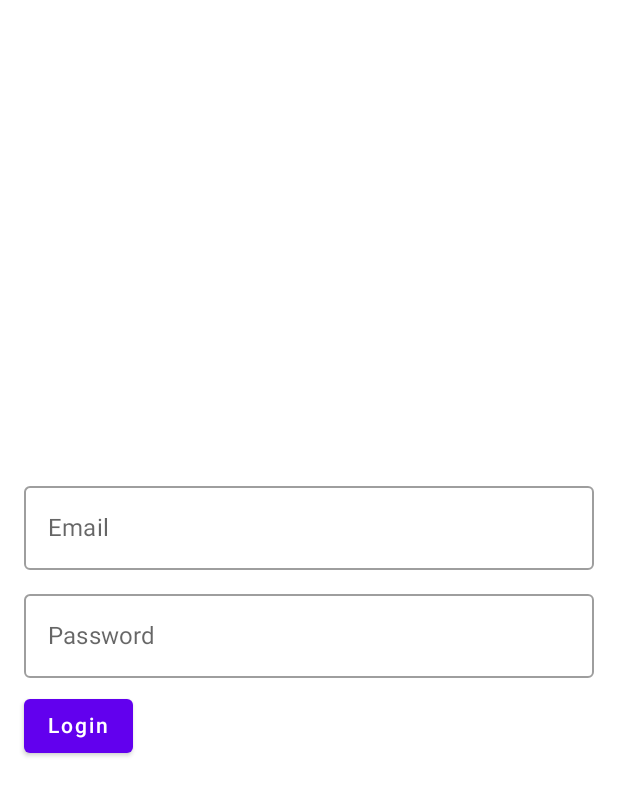
After one commit to ivinjabraham/terrace, an Android app built with Jetpack Compose: the composable NavigationGraph shown on its own in the app's theme, on a phone screen of 412 x 824 dp. The commit adds this screen. Shown: the top 796 px of the screen. Run offline under Robolectric (Android 15) with nearby library versions, the phone set to English and light mode, and no system bars.

Commit message:
navigation

```diff
--- a/frontend/app/build.gradle.kts
+++ b/frontend/app/build.gradle.kts
@@ -64,4 +64,6 @@ dependencies {
     implementation("com.squareup.okhttp3:okhttp:4.10.0")
     implementation("com.squareup.okhttp3:okhttp:4.10.0")
     implementation("androidx.navigation:navigation-compose:2.7.5")
+    implementation("androidx.compose.material3:material3:1.2.0")
+
 }
--- /dev/null
+++ b/frontend/app/src/main/java/com/example/terrace/core/NavigationGraph.kt
@@ -0,0 +1,22 @@
+package com.example.terrace.core.navigation
+
+import androidx.compose.runtime.Composable
+import androidx.navigation.NavHostController
+import androidx.navigation.compose.NavHost
+import androidx.navigation.compose.composable
+import com.example.terrace.features.auth.screens.LoginScreen
+import com.example.terrace.features.auth.screens.HomeScreen // ✅ Import HomeScreen
+
+// Define all screens
+sealed class Screen(val route: String) {
+    object Login : Screen("login")
+    object Home : Screen("home")
+}
+
+@Composable
+fun NavigationGraph(navController: NavHostController) {
+    NavHost(navController = navController, startDestination = Screen.Login.route) { // ✅ Ensure correct startDestination
+        composable(Screen.Login.route) { LoginScreen(navController) }
+        composable(Screen.Home.route) { HomeScreen(navController) } // ✅ Add HomeScreen
+    }
+}
--- a/frontend/app/src/main/java/com/example/terrace/features/auth/screens/LoginScreen.kt
+++ b/frontend/app/src/main/java/com/example/terrace/features/auth/screens/LoginScreen.kt
@@ -7,15 +7,21 @@ import androidx.compose.ui.Modifier
 import androidx.compose.ui.text.input.PasswordVisualTransformation
 import androidx.compose.ui.unit.dp
 import androidx.lifecycle.viewmodel.compose.viewModel
+import androidx.navigation.NavHostController
+import com.example.terrace.core.navigation.Screen
+import com.example.terrace.core.navigation.safeNavigate
 import com.example.terrace.features.auth.viewmodel.LoginViewModel
 
+
 @Composable
-fun LoginScreen(viewModel: LoginViewModel = viewModel()) {
+fun LoginScreen(navController: NavHostController, viewModel: LoginViewModel = viewModel()) {
     val email by viewModel.email.collectAsState()
     val password by viewModel.password.collectAsState()
 
     Column(
-        modifier = Modifier.fillMaxSize().padding(16.dp),
+        modifier = Modifier
+            .fillMaxSize()
+            .padding(16.dp),
         verticalArrangement = Arrangement.Center
     ) {
         OutlinedTextField(
@@ -33,7 +39,7 @@ fun LoginScreen(viewModel: LoginViewModel = viewModel()) {
             modifier = Modifier.fillMaxWidth()
         )
         Spacer(modifier = Modifier.height(8.dp))
-        Button(onClick = { /* Handle login */ }) {
+        Button(onClick = { navController.safeNavigate(Screen.Home.route)}) {  // Call ViewModel function : TODO: LOGIN
             Text("Login")
         }
     }
```
Also changed, not shown: frontend/app/src/main/java/com/example/terrace/MainActivity.kt (+7 -2 lines), frontend/app/src/main/java/com/example/terrace/core/NavigationHelper.kt (added, +23 -0 lines), frontend/app/src/main/java/com/example/terrace/features/home/screens/HomeScreen.kt (added, +21 -0 lines).
